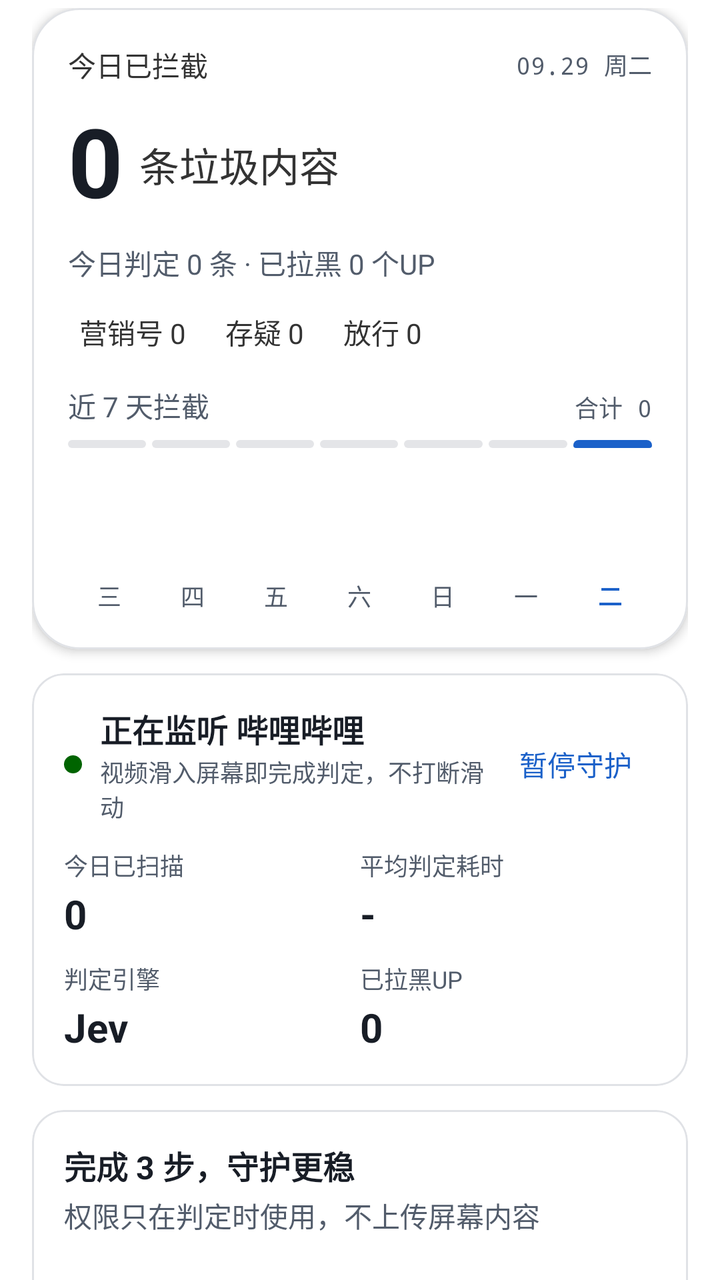
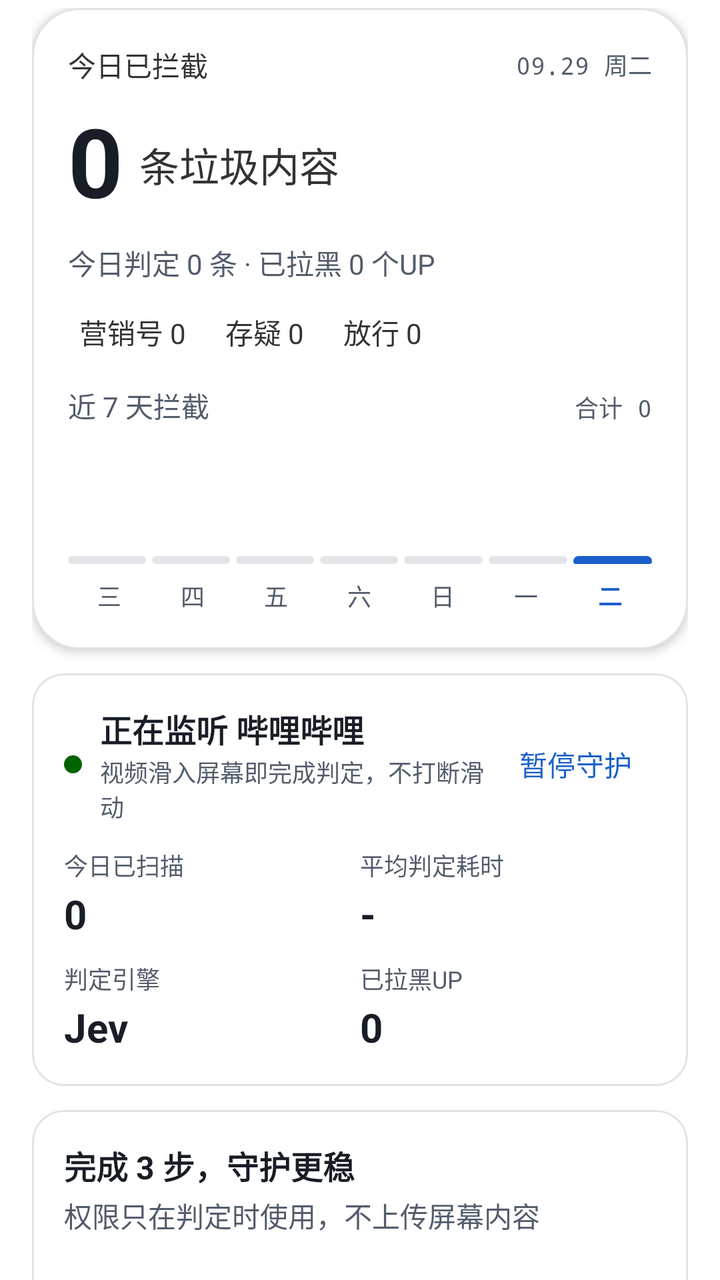

The first picture is an Android layout as it rendered before a commit; the second is the same layout after the commit. The layout source and the unified diff follow.
<!-- AndroidManifest.xml: application theme Theme.BiliGate -->
<!-- res/layout/page_home.xml -->
<?xml version="1.0" encoding="utf-8"?>
<ScrollView xmlns:android="http://schemas.android.com/apk/res/android"
    android:layout_width="match_parent"
    android:layout_height="match_parent"
    android:fillViewport="true"
    android:scrollbars="none"
    android:background="@color/bg_page">

    <LinearLayout
        android:layout_width="match_parent"
        android:layout_height="wrap_content"
        android:orientation="vertical"
        android:paddingStart="16dp"
        android:paddingEnd="16dp"
        android:paddingTop="4dp"
        android:paddingBottom="20dp">

        
        <com.google.android.material.card.MaterialCardView
            style="@style/HeroCard"
            android:layout_width="match_parent"
            android:layout_height="wrap_content">

            <FrameLayout
                android:layout_width="match_parent"
                android:layout_height="match_parent">

                
                <View
                    android:id="@+id/scanLine"
                    android:layout_width="match_parent"
                    android:layout_height="80dp"
                    android:background="@drawable/bg_scan_line"
                    android:visibility="invisible" />

                <LinearLayout
                    android:layout_width="match_parent"
                    android:layout_height="wrap_content"
                    android:orientation="vertical">

                    <LinearLayout
                        android:layout_width="match_parent"
                        android:layout_height="wrap_content"
                        android:orientation="horizontal"
                        android:gravity="center_vertical">

                        <TextView
                            android:layout_width="0dp"
                            android:layout_weight="1"
                            android:layout_height="wrap_content"
                            android:textSize="14sp"
                            android:textColor="@color/fg2"
                            android:text="今日已拦截" />

                        <TextView
                            android:id="@+id/heroDate"
                            android:layout_width="wrap_content"
                            android:layout_height="wrap_content"
                            android:textSize="12sp"
                            android:fontFamily="monospace"
                            android:textColor="@color/text_secondary"
                            android:text="09.29 周二" />
                    </LinearLayout>

                    <LinearLayout
                        android:layout_width="wrap_content"
                        android:layout_height="wrap_content"
                        android:orientation="horizontal"
                        android:gravity="bottom"
                        android:layout_marginTop="6dp">

                        <TextView
                            android:id="@+id/heroCount"
                            android:layout_width="wrap_content"
                            android:layout_height="wrap_content"
                            android:textSize="48sp"
                            android:textStyle="bold"
                            android:textColor="@color/text_primary"
                            android:text="0" />

                        <TextView
                            android:layout_width="wrap_content"
                            android:layout_height="wrap_content"
                            android:layout_marginStart="8dp"
                            android:layout_marginBottom="8dp"
                            android:textSize="20sp"
                            android:textColor="@color/fg2"
                            android:text="条垃圾内容" />
                    </LinearLayout>

                    <TextView
                        android:id="@+id/stats"
                        android:layout_width="match_parent"
                        android:layout_height="wrap_content"
                        android:layout_marginTop="8dp"
                        android:textSize="14sp"
                        android:textColor="@color/text_secondary"
                        android:text="今日判定 0 条 · 已拉黑 0 个UP" />

                    <LinearLayout
                        android:layout_width="wrap_content"
                        android:layout_height="wrap_content"
                        android:orientation="horizontal"
                        android:layout_marginTop="14dp">

                        <TextView android:id="@+id/legendBlock" android:layout_width="wrap_content"
                            android:layout_height="wrap_content" android:layout_marginEnd="14dp"
                            android:textSize="14sp" android:textColor="@color/fg2"
                            android:drawableStart="@drawable/dot_danger" android:drawablePadding="6dp"
                            android:gravity="center_vertical" android:text="营销号 0" />

                        <TextView android:id="@+id/legendSus" android:layout_width="wrap_content"
                            android:layout_height="wrap_content" android:layout_marginEnd="14dp"
                            android:textSize="14sp" android:textColor="@color/fg2"
                            android:drawableStart="@drawable/dot_warn" android:drawablePadding="6dp"
                            android:gravity="center_vertical" android:text="存疑 0" />

                        <TextView android:id="@+id/legendPass" android:layout_width="wrap_content"
                            android:layout_height="wrap_content" android:textSize="14sp"
                            android:textColor="@color/fg2" android:drawableStart="@drawable/dot_brand"
                            android:drawablePadding="6dp" android:gravity="center_vertical"
                            android:text="放行 0" />
                    </LinearLayout>

                    
                    <LinearLayout
                        android:layout_width="match_parent"
                        android:layout_height="wrap_content"
                        android:orientation="horizontal"
                        android:gravity="bottom"
                        android:layout_marginTop="16dp"
                        android:layout_marginBottom="7dp">

                        <TextView android:layout_width="0dp" android:layout_height="wrap_content"
                            android:layout_weight="1" android:textSize="14sp"
                            android:textColor="@color/text_secondary" android:text="近 7 天拦截" />
                        <TextView android:id="@+id/barsTotal" android:layout_width="wrap_content"
                            android:layout_height="wrap_content" android:textSize="12sp"
                            android:fontFamily="monospace" android:textColor="@color/text_secondary"
                            android:text="合计 0" />
                    </LinearLayout>

                    <LinearLayout
                        android:layout_width="match_parent"
                        android:layout_height="62dp"
                        android:orientation="horizontal">

                        <View android:id="@+id/bar1" android:layout_width="0dp" android:layout_height="4dp"
                            android:layout_weight="1" android:layout_marginEnd="3dp" android:background="@drawable/bar_idle" />
                        <View android:id="@+id/bar2" android:layout_width="0dp" android:layout_height="4dp"
                            android:layout_weight="1" android:layout_marginEnd="3dp" android:background="@drawable/bar_idle" />
                        <View android:id="@+id/bar3" android:layout_width="0dp" android:layout_height="4dp"
                            android:layout_weight="1" android:layout_marginEnd="3dp" android:background="@drawable/bar_idle" />
                        <View android:id="@+id/bar4" android:layout_width="0dp" android:layout_height="4dp"
                            android:layout_weight="1" android:layout_marginEnd="3dp" android:background="@drawable/bar_idle" />
                        <View android:id="@+id/bar5" android:layout_width="0dp" android:layout_height="4dp"
                            android:layout_weight="1" android:layout_marginEnd="3dp" android:background="@drawable/bar_idle" />
                        <View android:id="@+id/bar6" android:layout_width="0dp" android:layout_height="4dp"
                            android:layout_weight="1" android:layout_marginEnd="3dp" android:background="@drawable/bar_idle" />
                        <View android:id="@+id/bar7" android:layout_width="0dp" android:layout_height="4dp"
                            android:layout_weight="1" android:background="@drawable/bar_today" />
                    </LinearLayout>

                    <LinearLayout
                        android:layout_width="match_parent"
                        android:layout_height="wrap_content"
                        android:orientation="horizontal"
                        android:layout_marginTop="7dp">

                        <TextView android:layout_width="0dp" android:layout_height="wrap_content"
                            android:layout_weight="1" android:gravity="center" android:textSize="12sp"
                            android:textColor="@color/text_secondary" android:text="三" />
                        <TextView android:layout_width="0dp" android:layout_height="wrap_content"
                            android:layout_weight="1" android:gravity="center" android:textSize="12sp"
                            android:textColor="@color/text_secondary" android:text="四" />
                        <TextView android:layout_width="0dp" android:layout_height="wrap_content"
                            android:layout_weight="1" android:gravity="center" android:textSize="12sp"
                            android:textColor="@color/text_secondary" android:text="五" />
                        <TextView android:layout_width="0dp" android:layout_height="wrap_content"
                            android:layout_weight="1" android:gravity="center" android:textSize="12sp"
                            android:textColor="@color/text_secondary" android:text="六" />
                        <TextView android:layout_width="0dp" android:layout_height="wrap_content"
                            android:layout_weight="1" android:gravity="center" android:textSize="12sp"
                            android:textColor="@color/text_secondary" android:text="日" />
                        <TextView android:layout_width="0dp" android:layout_height="wrap_content"
                            android:layout_weight="1" android:gravity="center" android:textSize="12sp"
                            android:textColor="@color/text_secondary" android:text="一" />
                        <TextView android:layout_width="0dp" android:layout_height="wrap_content"
                            android:layout_weight="1" android:gravity="center" android:textSize="12sp"
                            android:textStyle="bold" android:textColor="@color/primary" android:text="二" />
                    </LinearLayout>
                </LinearLayout>
            </FrameLayout>
        </com.google.android.material.card.MaterialCardView>

        
        <com.google.android.material.card.MaterialCardView
            style="@style/BiliGateCard"
            android:layout_width="match_parent"
            android:layout_height="wrap_content"
            android:layout_marginTop="12dp">

            <LinearLayout
                android:layout_width="match_parent"
                android:layout_height="wrap_content"
                android:orientation="vertical">

                <LinearLayout
                    android:layout_width="match_parent"
                    android:layout_height="wrap_content"
                    android:orientation="horizontal"
                    android:gravity="center_vertical">

                    <View android:layout_width="9dp" android:layout_height="9dp"
                        android:background="@drawable/dot_live" android:layout_marginEnd="9dp" />

                    <LinearLayout
                        android:layout_width="0dp"
                        android:layout_height="wrap_content"
                        android:layout_weight="1"
                        android:orientation="vertical">

                        <TextView
                            android:layout_width="wrap_content"
                            android:layout_height="wrap_content"
                            android:textSize="16sp"
                            android:textStyle="bold"
                            android:textColor="@color/text_primary"
                            android:text="正在监听 哔哩哔哩" />

                        <TextView
                            android:layout_width="wrap_content"
                            android:layout_height="wrap_content"
                            android:layout_marginTop="1dp"
                            android:textSize="12sp"
                            android:textColor="@color/text_secondary"
                            android:text="视频滑入屏幕即完成判定，不打断滑动" />
                    </LinearLayout>

                    <com.google.android.material.button.MaterialButton
                        android:id="@+id/btnPause"
                        style="@style/Widget.Material3.Button.TextButton"
                        android:layout_width="wrap_content"
                        android:layout_height="44dp"
                        android:minWidth="0dp"
                        android:paddingStart="10dp"
                        android:paddingEnd="10dp"
                        android:text="暂停守护" />
                </LinearLayout>

                <LinearLayout
                    android:layout_width="match_parent"
                    android:layout_height="wrap_content"
                    android:orientation="vertical"
                    android:layout_marginTop="12dp">

                    <LinearLayout android:layout_width="match_parent" android:layout_height="wrap_content"
                        android:orientation="horizontal" android:layout_marginBottom="10dp">
                        <LinearLayout android:layout_width="0dp" android:layout_height="wrap_content"
                            android:layout_weight="1" android:orientation="vertical">
                            <TextView android:layout_width="wrap_content" android:layout_height="wrap_content"
                                android:textSize="12sp" android:textColor="@color/text_secondary" android:text="今日已扫描" />
                            <TextView android:id="@+id/statScanned" android:layout_width="wrap_content"
                                android:layout_height="wrap_content" android:layout_marginTop="2dp"
                                android:textSize="20sp" android:textStyle="bold" android:textColor="@color/text_primary" android:text="0" />
                        </LinearLayout>
                        <LinearLayout android:layout_width="0dp" android:layout_height="wrap_content"
                            android:layout_weight="1" android:orientation="vertical">
                            <TextView android:layout_width="wrap_content" android:layout_height="wrap_content"
                                android:textSize="12sp" android:textColor="@color/text_secondary" android:text="平均判定耗时" />
                            <TextView android:id="@+id/statAvg" android:layout_width="wrap_content"
                                android:layout_height="wrap_content" android:layout_marginTop="2dp"
                                android:textSize="20sp" android:textStyle="bold" android:textColor="@color/text_primary" android:text="-" />
                        </LinearLayout>
                    </LinearLayout>

                    <LinearLayout android:layout_width="match_parent" android:layout_height="wrap_content"
                        android:orientation="horizontal">
                        <LinearLayout android:layout_width="0dp" android:layout_height="wrap_content"
                            android:layout_weight="1" android:orientation="vertical">
                            <TextView android:layout_width="wrap_content" android:layout_height="wrap_content"
                                android:textSize="12sp" android:textColor="@color/text_secondary" android:text="判定引擎" />
                            <TextView android:id="@+id/statEngine" android:layout_width="wrap_content"
                                android:layout_height="wrap_content" android:layout_marginTop="2dp"
                                android:textSize="20sp" android:textStyle="bold" android:textColor="@color/text_primary" android:text="Jev" />
                        </LinearLayout>
                        <LinearLayout android:layout_width="0dp" android:layout_height="wrap_content"
                            android:layout_weight="1" android:orientation="vertical">
                            <TextView android:layout_width="wrap_content" android:layout_height="wrap_content"
                                android:textSize="12sp" android:textColor="@color/text_secondary" android:text="已拉黑UP" />
                            <TextView android:id="@+id/statBlack" android:layout_width="wrap_content"
                                android:layout_height="wrap_content" android:layout_marginTop="2dp"
                                android:textSize="20sp" android:textStyle="bold" android:textColor="@color/text_primary" android:text="0" />
                        </LinearLayout>
                    </LinearLayout>
                </LinearLayout>
            </LinearLayout>
        </com.google.android.material.card.MaterialCardView>

        
        <com.google.android.material.card.MaterialCardView
            style="@style/BiliGateCard"
            android:layout_width="match_parent"
            android:layout_height="wrap_content"
            android:layout_marginTop="12dp">

            <LinearLayout
                android:layout_width="match_parent"
                android:layout_height="wrap_content"
                android:orientation="vertical">

                <TextView
                    android:layout_width="wrap_content"
                    android:layout_height="wrap_content"
                    android:textSize="16sp"
                    android:textStyle="bold"
                    android:textColor="@color/text_primary"
                    android:text="完成 3 步，守护更稳" />

                <TextView
                    android:layout_width="wrap_content"
                    android:layout_height="wrap_content"
                    android:layout_marginTop="3dp"
                    android:textSize="14sp"
                    android:textColor="@color/text_secondary"
                    android:text="权限只在判定时使用，不上传屏幕内容" />

                
                <LinearLayout android:layout_width="match_parent" android:layout_height="wrap_content"
                    android:orientation="horizontal" android:gravity="center_vertical"
                    android:layout_marginTop="12dp" android:paddingTop="11dp" android:paddingBottom="11dp">
                    <TextView android:id="@+id/stepIco1" android:layout_width="34dp" android:layout_height="34dp"
                        android:gravity="center" android:textSize="16sp" android:textStyle="bold"
                        android:background="@drawable/step_todo" android:text="1" />
                    <LinearLayout android:layout_width="0dp" android:layout_height="wrap_content"
                        android:layout_weight="1" android:orientation="vertical" android:layout_marginStart="12dp">
                        <TextView android:layout_width="wrap_content" android:layout_height="wrap_content"
                            android:textSize="16sp" android:textStyle="bold"
                            android:textColor="@color/text_primary" android:text="屏幕识别权限" />
                        <TextView android:id="@+id/rowA11y" android:layout_width="wrap_content"
                            android:layout_height="wrap_content" android:layout_marginTop="2dp" android:textSize="14sp"
                            android:textColor="@color/text_secondary" android:text="无障碍服务，读取当前视频的标题与数据" />
                    </LinearLayout>
                    <com.google.android.material.button.MaterialButton
                        android:id="@+id/btnOpenA11y"
                        style="@style/Widget.Material3.Button"
                        android:layout_width="wrap_content" android:layout_height="44dp"
                        android:minWidth="0dp" android:paddingStart="14dp" android:paddingEnd="14dp"
                        android:text="去开启" />
                </LinearLayout>
                <View android:layout_width="match_parent" android:layout_height="1dp" android:background="@color/border_soft" />

                
                <LinearLayout android:layout_width="match_parent" android:layout_height="wrap_content"
                    android:orientation="horizontal" android:gravity="center_vertical"
                    android:paddingTop="11dp" android:paddingBottom="11dp">
                    <TextView android:id="@+id/stepIco2" android:layout_width="34dp" android:layout_height="34dp"
                        android:gravity="center" android:textSize="16sp" android:textStyle="bold"
                        android:background="@drawable/step_todo" android:text="2" />
                    <LinearLayout android:layout_width="0dp" android:layout_height="wrap_content"
                        android:layout_weight="1" android:orientation="vertical" android:layout_marginStart="12dp">
                        <TextView android:layout_width="wrap_content" android:layout_height="wrap_content"
                            android:textSize="16sp" android:textStyle="bold"
                            android:textColor="@color/text_primary" android:text="服务连接" />
                        <TextView android:id="@+id/rowConn" android:layout_width="wrap_content"
                            android:layout_height="wrap_content" android:layout_marginTop="2dp" android:textSize="14sp"
                            android:textColor="@color/text_secondary" android:text="开关已开但未连上时，关一下再开" />
                    </LinearLayout>
                </LinearLayout>
                <View android:layout_width="match_parent" android:layout_height="1dp" android:background="@color/border_soft" />

                
                <LinearLayout android:layout_width="match_parent" android:layout_height="wrap_content"
                    android:orientation="horizontal" android:gravity="center_vertical"
                    android:paddingTop="11dp" android:paddingBottom="11dp">
                    <TextView android:id="@+id/stepIco3" android:layout_width="34dp" android:layout_height="34dp"
                        android:gravity="center" android:textSize="16sp" android:textStyle="bold"
                        android:background="@drawable/step_todo" android:text="3" />
                    <LinearLayout android:layout_width="0dp" android:layout_height="wrap_content"
                        android:layout_weight="1" android:orientation="vertical" android:layout_marginStart="12dp">
                        <TextView android:layout_width="wrap_content" android:layout_height="wrap_content"
                            android:textSize="16sp" android:textStyle="bold"
                            android:textColor="@color/text_primary" android:text="判断密钥" />
                        <TextView android:id="@+id/rowKey" android:layout_width="wrap_content"
                            android:layout_height="wrap_content" android:layout_marginTop="2dp" android:textSize="14sp"
                            android:textColor="@color/text_secondary" android:text="填自己的 Jev Key，费用走你的账户" />
                    </LinearLayout>
                    <com.google.android.material.button.MaterialButton
                        android:id="@+id/btnGotoKey"
                        style="@style/Widget.Material3.Button"
                        android:layout_width="wrap_content" android:layout_height="44dp"
                        android:minWidth="0dp" android:paddingStart="14dp" android:paddingEnd="14dp"
                        android:text="去填写" />
                </LinearLayout>

                
                <LinearLayout android:id="@+id/progressBar" android:layout_width="match_parent"
                    android:layout_height="4dp" android:orientation="horizontal"
                    android:background="@drawable/bar_idle" android:layout_marginTop="12dp">
                    <View android:id="@+id/progressFill" android:layout_width="0dp"
                        android:layout_height="match_parent" android:layout_weight="0"
                        android:background="@color/primary" />
                </LinearLayout>
            </LinearLayout>
        </com.google.android.material.card.MaterialCardView>

        
        <com.google.android.material.card.MaterialCardView
            style="@style/BiliGateCard"
            android:layout_width="match_parent"
            android:layout_height="wrap_content"
            android:layout_marginTop="12dp">

            <LinearLayout
                android:layout_width="match_parent"
                android:layout_height="wrap_content"
                android:orientation="vertical">

                <TextView
                    android:layout_width="wrap_content"
                    android:layout_height="wrap_content"
                    android:textSize="16sp"
                    android:textStyle="bold"
                    android:textColor="@color/text_primary"
                    android:text="保活指南（小米 / HyperOS）" />

                <TextView
                    android:layout_width="match_parent"
                    android:layout_height="wrap_content"
                    android:layout_marginTop="6dp"
                    android:textSize="14sp"
                    android:textColor="@color/fg2"
                    android:text="· 自启动 + 省电策略无限制（否则后台被冻结）" />

                <com.google.android.material.button.MaterialButton
                    android:id="@+id/btnAppSettings"
                    style="@style/Widget.Material3.Button.OutlinedButton"
                    android:layout_width="match_parent"
                    android:layout_height="44dp"
                    android:layout_marginTop="8dp"
                    android:text="去应用设置（自启动 / 省电）" />

                <TextView
                    android:layout_width="match_parent"
                    android:layout_height="wrap_content"
                    android:layout_marginTop="8dp"
                    android:textSize="14sp"
                    android:textColor="@color/fg2"
                    android:text="· 防划掉：最近任务长按卡片 → 点锁图标" />
            </LinearLayout>
        </com.google.android.material.card.MaterialCardView>

    </LinearLayout>
</ScrollView>
<!-- resources referenced by this layout -->
<resources>
  <color name="bg_page">#FFFFFF</color>
  <color name="border_soft">#EEF0F3</color>
  <color name="fg2">#333333</color>
  <color name="primary">#1B61C9</color>
  <color name="text_primary">#181D26</color>
  <color name="text_secondary">#525C6B</color>
  <!-- drawable bar_idle (drawable) -->
  <?xml version="1.0" encoding="utf-8"?>
  <shape xmlns:android="http://schemas.android.com/apk/res/android"><solid android:color="@color/bar_idle"/><corners android:radius="3dp"/></shape>
  <!-- drawable bar_today (drawable) -->
  <?xml version="1.0" encoding="utf-8"?>
  <shape xmlns:android="http://schemas.android.com/apk/res/android"><solid android:color="@color/primary"/><corners android:topLeftRadius="6dp" android:topRightRadius="6dp" android:bottomLeftRadius="3dp" android:bottomRightRadius="3dp"/></shape>
  <!-- drawable bg_scan_line (drawable) -->
  <?xml version="1.0" encoding="utf-8"?>
  <shape xmlns:android="http://schemas.android.com/apk/res/android">
      <gradient android:angle="270" android:startColor="#00EAF1FC" android:centerColor="#33EAF1FC" android:endColor="#00EAF1FC" />
      <corners android:radius="6dp" />
  </shape>
  <!-- drawable dot_brand (drawable) -->
  <?xml version="1.0" encoding="utf-8"?>
  <shape xmlns:android="http://schemas.android.com/apk/res/android"><solid android:color="@color/primary"/><corners android:radius="3dp"/></shape>
  <!-- drawable dot_danger (drawable) -->
  <?xml version="1.0" encoding="utf-8"?>
  <shape xmlns:android="http://schemas.android.com/apk/res/android"><solid android:color="@color/danger_red"/><corners android:radius="3dp"/></shape>
  <!-- drawable dot_live (drawable) -->
  <?xml version="1.0" encoding="utf-8"?>
  <shape xmlns:android="http://schemas.android.com/apk/res/android" android:shape="oval"><solid android:color="@color/accent_green"/></shape>
  <!-- drawable dot_warn (drawable) -->
  <?xml version="1.0" encoding="utf-8"?>
  <shape xmlns:android="http://schemas.android.com/apk/res/android"><solid android:color="@color/warn_yellow"/><corners android:radius="3dp"/></shape>
  <!-- drawable step_todo (drawable) -->
  <?xml version="1.0" encoding="utf-8"?>
  <shape xmlns:android="http://schemas.android.com/apk/res/android"><solid android:color="@color/blue_container"/><corners android:radius="12dp"/></shape>
  <style name="BiliGateCard" parent="Widget.Material3.CardView.Outlined">
          <item name="cardBackgroundColor">@color/card_surface</item>
          <item name="cardCornerRadius">16dp</item>
          <item name="cardElevation">0dp</item>
          <item name="strokeWidth">1dp</item>
          <item name="strokeColor">@color/divider</item>
          <item name="contentPadding">16dp</item>
      </style>
  <style name="HeroCard" parent="Widget.Material3.CardView.Outlined">
          <item name="cardBackgroundColor">@color/card_surface</item>
          <item name="cardCornerRadius">24dp</item>
          <item name="cardElevation">3dp</item>
          <item name="strokeWidth">1dp</item>
          <item name="strokeColor">@color/divider</item>
          <item name="contentPadding">18dp</item>
      </style>
  <style name="Theme.BiliGate" parent="Theme.Material3.DayNight.NoActionBar">
          <item name="colorPrimary">@color/primary</item>
          <item name="colorOnPrimary">#FFFFFF</item>
          <item name="colorSecondary">@color/primary</item>
          <item name="colorPrimaryContainer">@color/blue_container</item>
          <item name="android:statusBarColor">#FFFFFF</item>
          <item name="android:windowLightStatusBar">true</item>
          <item name="android:windowBackground">@color/bg_page</item>
          <item name="colorError">@color/danger_red</item>
      </style>
  <color name="bar_idle">#E4E5E8</color>
  <color name="danger_red">#DC2626</color>
  <color name="accent_green">#006400</color>
  <color name="warn_yellow">#EAB308</color>
  <color name="blue_container">#E8F0FC</color>
  <color name="card_surface">#FFFFFF</color>
  <color name="divider">#E0E2E6</color>
</resources>

<!-- the commit's change to res/layout/page_home.xml (unified diff, before → after) -->
@@ -145,20 +145,83 @@
                         android:layout_height="62dp"
                         android:orientation="horizontal">
 
-                        <View android:id="@+id/bar1" android:layout_width="0dp" android:layout_height="4dp"
-                            android:layout_weight="1" android:layout_marginEnd="3dp" android:background="@drawable/bar_idle" />
-                        <View android:id="@+id/bar2" android:layout_width="0dp" android:layout_height="4dp"
-                            android:layout_weight="1" android:layout_marginEnd="3dp" android:background="@drawable/bar_idle" />
-                        <View android:id="@+id/bar3" android:layout_width="0dp" android:layout_height="4dp"
-                            android:layout_weight="1" android:layout_marginEnd="3dp" android:background="@drawable/bar_idle" />
-                        <View android:id="@+id/bar4" android:layout_width="0dp" android:layout_height="4dp"
-                            android:layout_weight="1" android:layout_marginEnd="3dp" android:background="@drawable/bar_idle" />
-                        <View android:id="@+id/bar5" android:layout_width="0dp" android:layout_height="4dp"
-                            android:layout_weight="1" android:layout_marginEnd="3dp" android:background="@drawable/bar_idle" />
-                        <View android:id="@+id/bar6" android:layout_width="0dp" android:layout_height="4dp"
-                            android:layout_weight="1" android:layout_marginEnd="3dp" android:background="@drawable/bar_idle" />
-                        <View android:id="@+id/bar7" android:layout_width="0dp" android:layout_height="4dp"
-                            android:layout_weight="1" android:background="@drawable/bar_today" />
+                        <LinearLayout android:layout_width="0dp" android:layout_height="match_parent"
+                            android:layout_weight="1" android:layout_marginEnd="3dp"
+                            android:orientation="vertical" android:gravity="bottom|center_horizontal">
+                            <TextView android:id="@+id/barN1" android:layout_width="wrap_content"
+                                android:layout_height="wrap_content" android:textSize="10sp"
+                                android:textStyle="bold" android:visibility="gone"
+                                android:textColor="@color/text_secondary"
+                                android:text="0" />
+                            <View android:id="@+id/bar1" android:layout_width="match_parent" android:layout_height="4dp"
+                                android:background="@drawable/bar_idle" />
+                        </LinearLayout>
+                        <LinearLayout android:layout_width="0dp" android:layout_height="match_parent"
+                            android:layout_weight="1" android:layout_marginEnd="3dp"
+                            android:orientation="vertical" android:gravity="bottom|center_horizontal">
+                            <TextView android:id="@+id/barN2" android:layout_width="wrap_content"
+                                android:layout_height="wrap_content" android:textSize="10sp"
+                                android:textStyle="bold" android:visibility="gone"
+                                android:textColor="@color/text_secondary"
+                                android:text="0" />
+                            <View android:id="@+id/bar2" android:layout_width="match_parent" android:layout_height="4dp"
+                                android:background="@drawable/bar_idle" />
+                        </LinearLayout>
+                        <LinearLayout android:layout_width="0dp" android:layout_height="match_parent"
+                            android:layout_weight="1" android:layout_marginEnd="3dp"
+                            android:orientation="vertical" android:gravity="bottom|center_horizontal">
+                            <TextView android:id="@+id/barN3" android:layout_width="wrap_content"
+                                android:layout_height="wrap_content" android:textSize="10sp"
+                                android:textStyle="bold" android:visibility="gone"
+                                android:textColor="@color/text_secondary"
+                                android:text="0" />
+                            <View android:id="@+id/bar3" android:layout_width="match_parent" android:layout_height="4dp"
+                                android:background="@drawable/bar_idle" />
+                        </LinearLayout>
+                        <LinearLayout android:layout_width="0dp" android:layout_height="match_parent"
+                            android:layout_weight="1" android:layout_marginEnd="3dp"
+                            android:orientation="vertical" android:gravity="bottom|center_horizontal">
+                            <TextView android:id="@+id/barN4" android:layout_width="wrap_content"
+                                android:layout_height="wrap_content" android:textSize="10sp"
+                                android:textStyle="bold" android:visibility="gone"
+                                android:textColor="@color/text_secondary"
+                                android:text="0" />
+                            <View android:id="@+id/bar4" android:layout_width="match_parent" android:layout_height="4dp"
+                                android:background="@drawable/bar_idle" />
+                        </LinearLayout>
+                        <LinearLayout android:layout_width="0dp" android:layout_height="match_parent"
+                            android:layout_weight="1" android:layout_marginEnd="3dp"
+                            android:orientation="vertical" android:gravity="bottom|center_horizontal">
+                            <TextView android:id="@+id/barN5" android:layout_width="wrap_content"
+                                android:layout_height="wrap_content" android:textSize="10sp"
+                                android:textStyle="bold" android:visibility="gone"
+                                android:textColor="@color/text_secondary"
+                                android:text="0" />
+                            <View android:id="@+id/bar5" android:layout_width="match_parent" android:layout_height="4dp"
+                                android:background="@drawable/bar_idle" />
+                        </LinearLayout>
+                        <LinearLayout android:layout_width="0dp" android:layout_height="match_parent"
+                            android:layout_weight="1" android:layout_marginEnd="3dp"
+                            android:orientation="vertical" android:gravity="bottom|center_horizontal">
+                            <TextView android:id="@+id/barN6" android:layout_width="wrap_content"
+                                android:layout_height="wrap_content" android:textSize="10sp"
+                                android:textStyle="bold" android:visibility="gone"
+                                android:textColor="@color/text_secondary"
+                                android:text="0" />
+                            <View android:id="@+id/bar6" android:layout_width="match_parent" android:layout_height="4dp"
+                                android:background="@drawable/bar_idle" />
+                        </LinearLayout>
+                        <LinearLayout android:layout_width="0dp" android:layout_height="match_parent"
+                            android:layout_weight="1"
+                            android:orientation="vertical" android:gravity="bottom|center_horizontal">
+                            <TextView android:id="@+id/barN7" android:layout_width="wrap_content"
+                                android:layout_height="wrap_content" android:textSize="10sp"
+                                android:textStyle="bold" android:visibility="gone"
+                                android:textColor="@color/primary"
+                                android:text="0" />
+                            <View android:id="@+id/bar7" android:layout_width="match_parent" android:layout_height="4dp"
+                                android:background="@drawable/bar_today" />
+                        </LinearLayout>
                     </LinearLayout>
 
                     <LinearLayout
